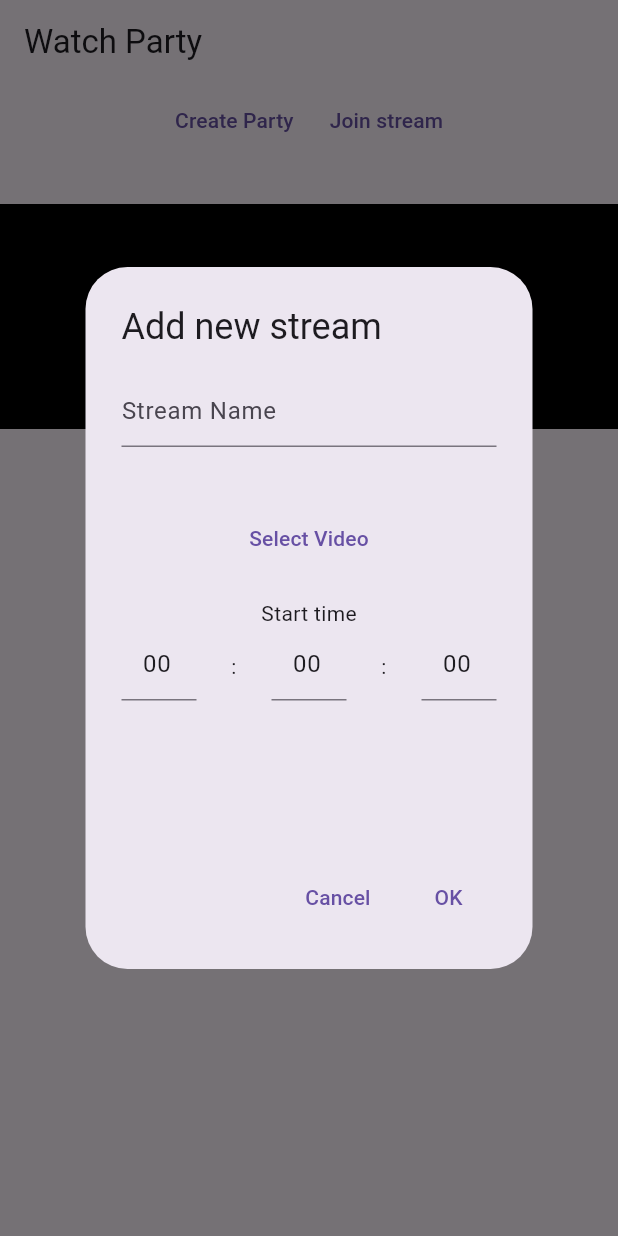
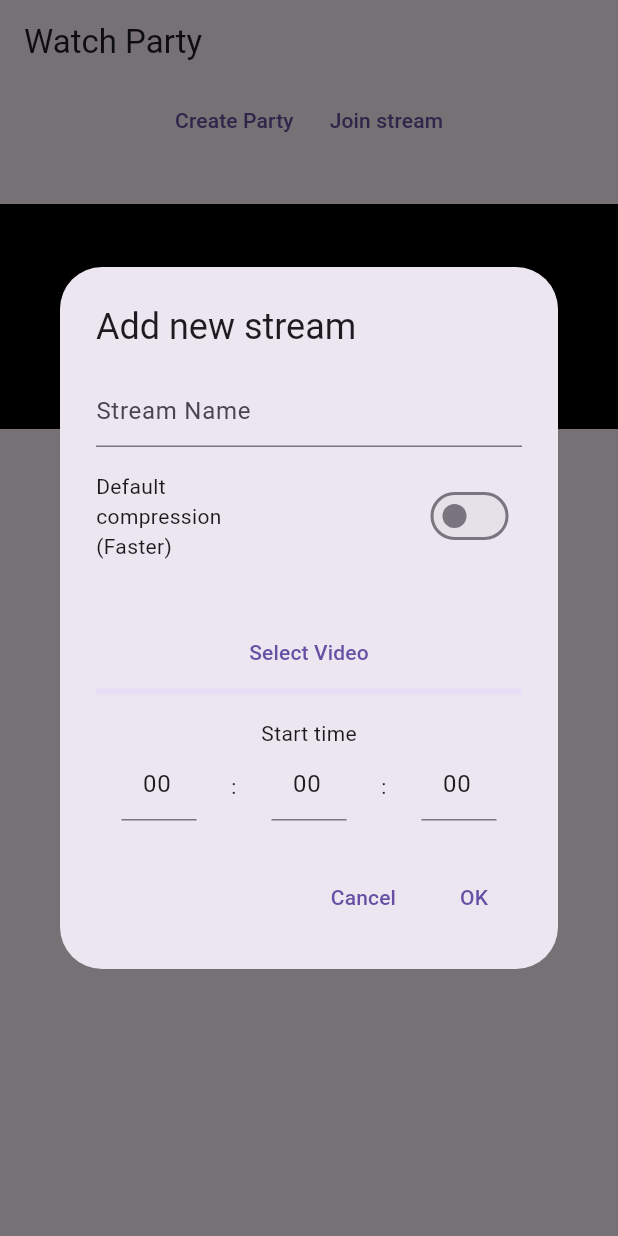
Before and after one commit to sxudan/lets-watch, a Flutter app: the screen it shows after launch, after a tap on "Create Party", on a phone screen of 412 x 824 dp. Run offline on Flutter 3.47's test engine with Material 3 defaults, Android fonts, the phone set to English and light mode, and no system bars; our stand-ins replace image_picker; missing offline and left inert: dart:ffi, ffmpeg_kit_flutter_full, flutter_vlc_player, images_picker, video_compress; statements that could not run were skipped.

Commit message:
feat: compress options

```diff
--- a/lib/dashboard.dart
+++ b/lib/dashboard.dart
@@ -1,11 +1,14 @@
 import 'dart:async';
+import 'dart:ffi';
 
 import 'package:flutter/material.dart';
 import 'package:flutter_vlc_player/flutter_vlc_player.dart';
 import 'package:image_picker/image_picker.dart';
+import 'package:images_picker/images_picker.dart';
 import 'package:lets_watch/StreamedList.dart';
 import 'package:lets_watch/constants/environment.dart';
 import 'package:lets_watch/utils/Publisher.dart';
+import 'package:video_compress/video_compress.dart';
 
 enum VideoStreamMode { Publish, View }
 
@@ -58,6 +61,19 @@ class _DashboardScreenState extends State<DashboardScreen> {
   bool isPlaying = false;
 
   String startTimeOffset = '00:00:00';
+
+  late Subscription _subscription;
+
+  ValueNotifier<double> compressProgress = ValueNotifier(0.0);
+
+  @override
+  void initState() {
+    super.initState();
+    _subscription = VideoCompress.compressProgress$.subscribe((progress) {
+      debugPrint('progress: ${double.parse('$progress')}');
+      compressProgress.value = double.parse('$progress');
+    });
+  }
 
   set setLog(String log) {
     logs.value += '\n' + log;
@@ -125,6 +141,7 @@ class _DashboardScreenState extends State<DashboardScreen> {
   void dispose() async {
     destroyVLC();
     super.dispose();
+    _subscription.unsubscribe();
   }
 
   Future<void> destroyVLC() async {
@@ -347,6 +364,7 @@ class _DashboardScreenState extends State<DashboardScreen> {
     var hhFieldController = TextEditingController(text: '00');
     var mmFieldController = TextEditingController(text: '00');
     var ssFieldController = TextEditingController(text: '00');
+    var useDefaultCompressiong = false;
     currentSelectedFile = null;
     await showDialog(
       context: context,
@@ -365,6 +383,29 @@ class _DashboardScreenState extends State<DashboardScreen> {
                   SizedBox(
                     height: 16,
                   ),
+                  Row(
+                    children: [
+                      Expanded(
+                          child: Text(
+                        'Default compression (Faster)',
+                        maxLines: 5,
+                      )),
+                      Expanded(child: SizedBox()),
+                      SizedBox(
+                        width: 70,
+                        child: Switch(
+                            value: useDefaultCompressiong,
+                            onChanged: (v) {
+                              set(() {
+                                useDefaultCompressiong = v;
+                              });
+                            }),
+                      )
+                    ],
+                  ),
+                  SizedBox(
+                    height: 16,
+                  ),
                   Text(
                     currentSelectedFile ?? '',
                     maxLines: 1,
@@ -372,6 +413,7 @@ class _DashboardScreenState extends State<DashboardScreen> {
                   TextButton(
                     child: Text('Select Video'),
                     onPressed: () async {
+                      if (useDefaultCompressiong) {
                         var f = await ImagePicker()
                             .pickVideo(source: ImageSource.gallery);
                         if (f == null) {
@@ -382,7 +424,37 @@ class _DashboardScreenState extends State<DashboardScreen> {
                         set(() {
                           currentSelectedFile = inputPath;
                         });
+                      } else {
+                        var c = await ImagesPicker.pick(
+                            quality: 1,
+                            pickType: PickType.video,
+                            count: 1,
+                            maxTime: 5 * 60 * 60);
+                        if (c == null || c.length == 0) {
+                          return;
+                        }
+                        var inputPath = c[0].path;
+
+                        var result = await VideoCompress.compressVideo(
+                          inputPath,
+                          quality: VideoQuality.Res1280x720Quality,
+                        );
+
+                        if (result == null || result.file == null) {
+                          return;
+                        }
+
+                        set(() {
+                          currentSelectedFile = result.file!.path;
+                        });
+                      }
                     },
+                  ),
+                  ValueListenableBuilder(
+                    valueListenable: compressProgress,
+                    builder: (context, value, child) => LinearProgressIndicator(
+                      value: value / 100,
+                    ),
                   ),
                   SizedBox(
                     height: 16,
@@ -439,7 +511,10 @@ class _DashboardScreenState extends State<DashboardScreen> {
             ),
             actions: [
               TextButton(
-                onPressed: () {
+                onPressed: () async {
+                  await VideoCompress.cancelCompression();
+                  await VideoCompress.deleteAllCache();
+                  compressProgress.value = 0;
                   Navigator.pop(context);
                 },
                 child: Text('Cancel'),
--- a/lib/utils/Publisher.dart
+++ b/lib/utils/Publisher.dart
@@ -12,6 +12,8 @@ class Publisher {
       Function(Statistics)? onStats,
       Function(Object)? onError,
       String? offsetStartTime}) {
+    // String cmd =
+    //     '-re -i ${filePath} -c:v h264 -vf "scale=1280:720" -s 1280x720 -preset ultrafast -c:a copy -color_primaries bt709 -color_trc bt709 -colorspace bt709 -f flv ${Environment.baseUrl}/${name}';
     String cmd =
         '${offsetStartTime == null ? "" : "-ss $offsetStartTime"} -re  -i ${filePath} -c:a aac -c:v h264 -b:v 2M  -f flv ${Environment.baseUrl}/${name}';
     print(cmd);
--- a/pubspec.yaml
+++ b/pubspec.yaml
@@ -14,8 +14,8 @@ dependencies:
   images_picker: ^1.2.11
   image_picker:
   intl: ^0.18.1
-  path_provider: ^2.1.1
   flutter_vlc_player: ^7.4.1
+  video_compress: ^3.1.2
 
 dev_dependencies:
   flutter_test:
```
Also changed, not shown: pubspec.lock, 3 other files. Lines whose indentation alone changed are shown as unchanged.
